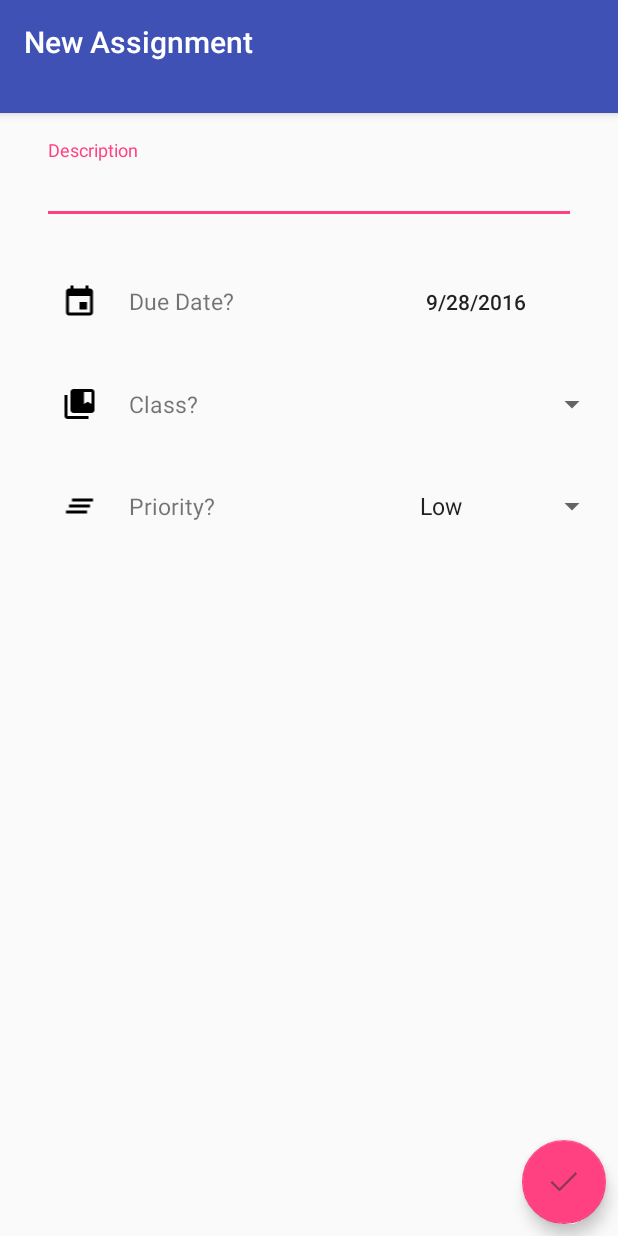
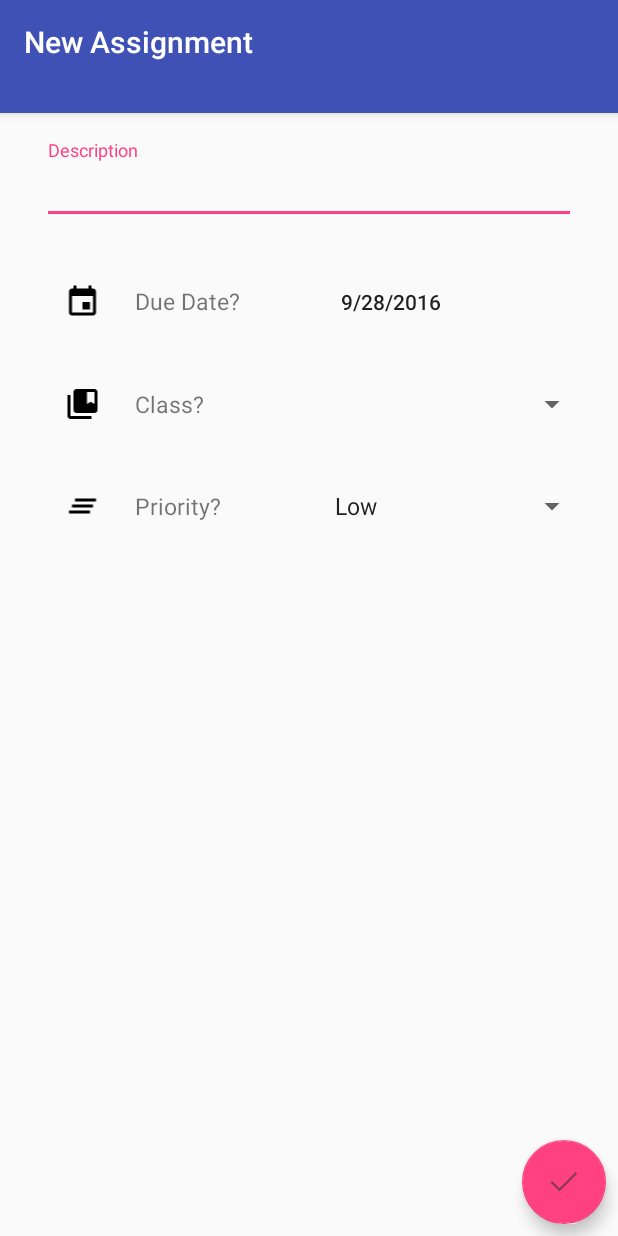
Before and after one commit to krishnakandula/Schedulr, an Android app: the AddAssignmentFragment screen opened directly, with no data from a screen before it, on a phone screen of 412 x 824 dp. Run offline under Robolectric (Android 15) with nearby library versions, the phone set to English and light mode, and no system bars; our stand-ins replace ButterKnife; libraries missing offline, so code that uses them is left out: com.getbase.floatingactionbutton, io.realm.

Commit message:
Changed some dimensions in addAssignmentFragment

```diff
--- a/app/src/main/java/com/silver/krish/schedulr/Controllers/ClassController.java
+++ b/app/src/main/java/com/silver/krish/schedulr/Controllers/ClassController.java
@@ -112,17 +112,12 @@ public class ClassController {
 			mRealm.cancelTransaction();
 			return false;
 		}
-
-		//TODO: Delete assignments related to this class
-
 	}
 
 	private void deleteClassAssignments(Class c){
-		for(int i = 0; i < c.getAssignments().size(); i++){
-//			mRealm.beginTransaction();
+		//Don't change to for-each loop or use iterator
+		for(int i = 0; i < c.getAssignments().size(); i++)
 			AssignmentController.getAssignmentController().deleteAssignment(c.getAssignments().get(i));
-//			mRealm.commitTransaction();
-		}
 	}
 
 	public List<Class> getClassList(){
--- a/app/src/main/java/com/silver/krish/schedulr/Fragments/ClassFragment.java
+++ b/app/src/main/java/com/silver/krish/schedulr/Fragments/ClassFragment.java
@@ -93,8 +93,7 @@ public class ClassFragment extends Fragment{
 
 	public class RecyclerViewAdapter extends RecyclerView.Adapter<ClassViewHolder>{
 
-		public RecyclerViewAdapter(){
-		}
+		public RecyclerViewAdapter(){}
 
 		@Override
 		public ClassViewHolder onCreateViewHolder(ViewGroup parent, int viewType) {
--- a/app/src/main/res/layout/fragment_add_assignment.xml
+++ b/app/src/main/res/layout/fragment_add_assignment.xml
@@ -50,17 +50,16 @@
                         android:textSize="15sp"
                         android:layout_width="0dp"
                         android:layout_height="wrap_content"
-                        android:layout_weight="50"
+                        android:layout_weight="30"
                         />
                     <Button
                         android:id="@+id/fragment_add_assignment_due_date_button"
                         android:gravity="center_vertical"
                         android:text="DATE_HERE"
                         android:layout_width="0dp"
-                        android:layout_weight="40"
+                        android:layout_weight="50"
                         android:layout_height="wrap_content"
                         android:layout_marginLeft="@dimen/edit_text_input_margin"
-                        android:layout_marginRight="@dimen/edit_text_input_margin"
                         style="?android:attr/borderlessButtonStyle"/>
                 </LinearLayout>
                 <LinearLayout
@@ -77,19 +76,19 @@
                         android:textSize="15sp"
                         android:layout_width="0dp"
                         android:layout_height="wrap_content"
-                        android:layout_weight="50"
+                        android:layout_weight="30"
                         android:layout_gravity="center_vertical"
                         />
+
                     <Spinner
                         android:id="@+id/fragment_add_assignment_class_spinner"
                         android:gravity="center_vertical|center_horizontal"
                         android:layout_width="0dp"
-                        android:layout_weight="40"
+                        android:layout_weight="50"
                         android:layout_height="wrap_content"
-                        android:layout_gravity="center_vertical"
+                        android:layout_gravity="center_vertical|end"
                         android:foregroundGravity="center"
-                        android:layout_marginLeft="@dimen/edit_text_input_margin"
-                        android:layout_marginRight="@dimen/edit_text_input_margin" />
+                        android:layout_marginLeft="@dimen/edit_text_input_margin"/>
                 </LinearLayout>
                 <LinearLayout
                     style="@style/AddFragmentAssignmentLinearLayout">
@@ -105,19 +104,19 @@
                         android:textSize="15sp"
                         android:layout_width="0dp"
                         android:layout_height="wrap_content"
-                        android:layout_weight="50"
+                        android:layout_weight="30"
                         android:layout_gravity="center_vertical"
                         />
+
                     <Spinner
                         android:id="@+id/fragment_add_assignment_priority_spinner"
                         android:gravity="center_vertical|center_horizontal"
                         android:layout_width="0dp"
-                        android:layout_weight="40"
+                        android:layout_weight="50"
                         android:layout_height="wrap_content"
                         android:layout_gravity="center_vertical"
                         android:foregroundGravity="center"
-                        android:layout_marginLeft="@dimen/edit_text_input_margin"
-                        android:layout_marginRight="@dimen/edit_text_input_margin" />
+                        android:layout_marginLeft="@dimen/edit_text_input_margin"/>
                 </LinearLayout>
             </LinearLayout>
     </android.support.v4.widget.NestedScrollView>
```
